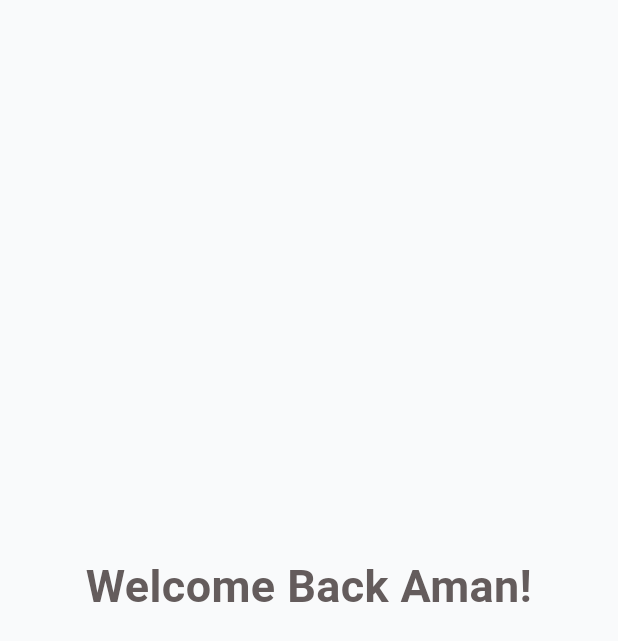
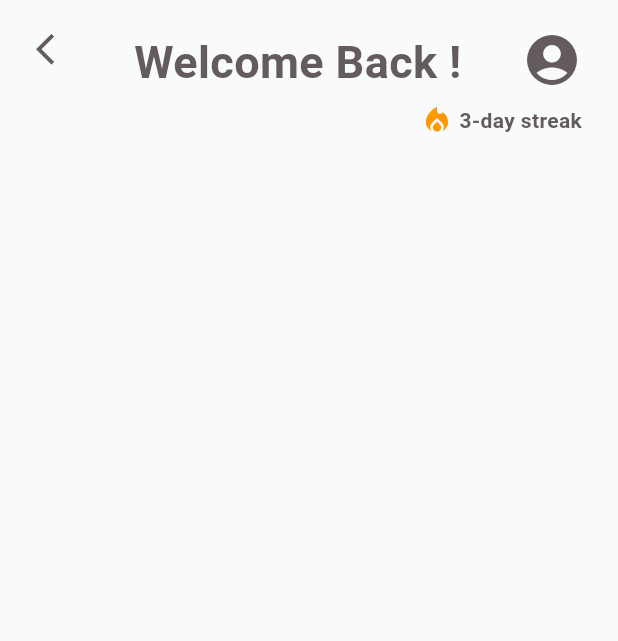
Before and after one commit to SapphireAG/AI-Interview-Coach-Talk2Hire, a Flutter app: the screen it shows after launch, on a phone screen of 412 x 824 dp. Shown: the top 641 px of the screen. Run offline on Flutter 3.47's test engine with Material 3 defaults, Android fonts, the light colour scheme and no system bars; our stand-ins replace audioplayers, camera; missing offline and left inert: record.

Commit message:
headings and icons done

```diff
--- a/flutter_frontend/lib/feedback_page.dart
+++ b/flutter_frontend/lib/feedback_page.dart
@@ -1,6 +1,8 @@
 import 'package:flutter/material.dart';
 
+
 class FeedbackPage extends StatefulWidget {
+
   const FeedbackPage({super.key});
 
   @override
--- a/flutter_frontend/lib/main.dart
+++ b/flutter_frontend/lib/main.dart
@@ -57,6 +57,6 @@ import 'report_page.dart';
 void main() {
   runApp(MaterialApp(
     debugShowCheckedModeBanner: false,
-    home: ReportPage(),
+    home: ReportPage(username: ''),
   ));
 }
--- a/flutter_frontend/lib/report_page.dart
+++ b/flutter_frontend/lib/report_page.dart
@@ -1,8 +1,9 @@
 import 'package:flutter/material.dart';
-
+import 'dart:async';
 
 class ReportPage extends StatefulWidget {
-  const ReportPage({super.key});
+  final String username;
+  const ReportPage({super.key,required this.username});
 
   @override
   State<ReportPage> createState() => _ReportPageState();
@@ -11,23 +12,72 @@ class ReportPage extends StatefulWidget {
 class _ReportPageState extends State<ReportPage> {
   @override
   Widget build(BuildContext context) {
-  return Scaffold(
-      backgroundColor: Color.fromARGB(255, 249, 250, 251),
+    return Scaffold(
+      backgroundColor: const Color.fromARGB(255, 249, 250, 251),
+      body: SafeArea(
+        child: Padding(
+          padding: const EdgeInsets.symmetric(horizontal: 24, vertical: 20),
+          child: Column(
+            children: [
+              // Top Row: Menu icon, Welcome Text, Profile icon
+              Row(
+                crossAxisAlignment: CrossAxisAlignment.start,
+                children: [
+                  // Menu Icon (Top Left)
+                  const Icon(Icons.arrow_back_ios, size:25, color: Color.fromARGB(255, 100, 92, 92)),
 
-      body: Center(
+                  // Welcome Text (Top Center)
+                  Expanded(
+                    child: Align(
+                      alignment: Alignment.topCenter,
+                      child: Text(
+                        "Welcome Back ${widget.username}!",
+                        style: const TextStyle(
+                          fontSize: 30,
+                          fontWeight: FontWeight.bold,
+                          color: Color.fromARGB(255, 100, 92, 92),
+                        ),
+                      ),
+                    ),
+                  ),
 
-                child: Text(
-                  "Welcome Back Aman!\n",
-                  textAlign: TextAlign.center,
-                  style: TextStyle(
-                    fontSize: 30,
-                    fontWeight: FontWeight.bold,
+                  // Profile Icon (Top Right)
+                  const Icon(
+                    Icons.account_circle,
+                    size: 40,
                     color: Color.fromARGB(255, 100, 92, 92),
                   ),
-                ),
+                ],
               ),
+
+              const SizedBox(height: 6),
+
+              // Streak Text aligned to right below profile icon
+              Row(
+                mainAxisAlignment: MainAxisAlignment.end,
+                children: const [
+                  Icon(
+                    Icons.local_fire_department,
+                    color: Colors.orange,
+                    size: 22,
+                  ),
+                  SizedBox(width: 4),
+                  Text(
+                    "3-day streak",
+                    style: TextStyle(
+                      fontSize: 14,
+                      fontWeight: FontWeight.w600,
+                      color: Color.fromARGB(255, 100, 92, 92),
+                    ),
+                  ),
+                ],
+              ),
+
+              // ...rest of your content below
+            ],
+          ),
+        ),
+      ),
     );
-
+  }
 }
-
-}
```
Also changed, not shown: flutter_frontend/lib/landing_page.dart (line endings or trailing spaces).
